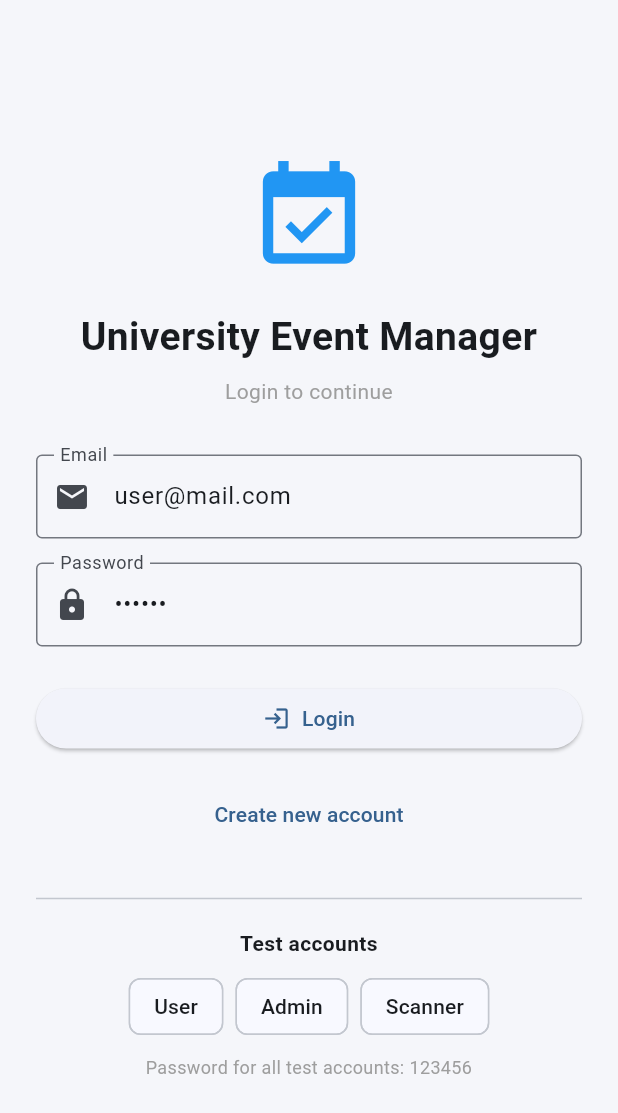
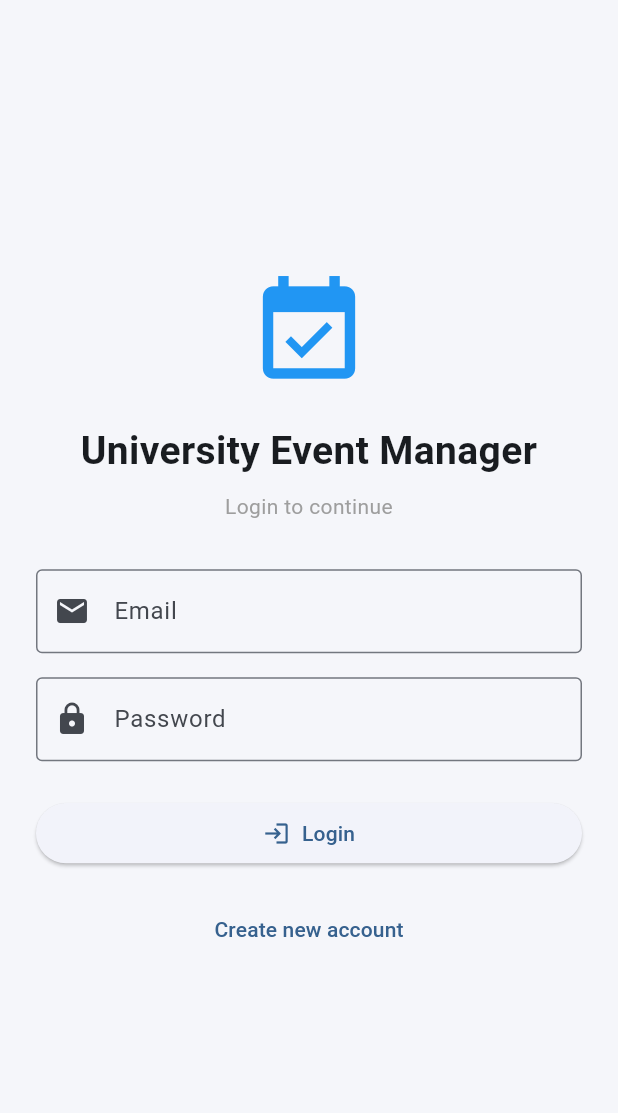
Before and after one commit to amina-wq/cloud-frontend, a Flutter app: the screen it shows after launch, on a phone screen of 412 x 824 dp. Shown: the top 1113 px of the screen. Run offline on Flutter 3.47's test engine with Material 3 defaults, Android fonts, the phone set to English and light mode, and no system bars; our stand-ins replace qr_flutter, shared_preferences.

Commit message:
Clean frontend test data and logout flow

```diff
--- a/lib/screens/auth/login_screen.dart
+++ b/lib/screens/auth/login_screen.dart
@@ -16,10 +16,8 @@ class _LoginScreenState extends State<LoginScreen> {
   final AuthService _authService = AuthService();
   final GlobalKey<FormState> _formKey = GlobalKey<FormState>();
 
-  final TextEditingController emailController =
-  TextEditingController(text: 'user@mail.com');
-  final TextEditingController passwordController =
-  TextEditingController(text: '123456');
+  final TextEditingController emailController = TextEditingController();
+  final TextEditingController passwordController = TextEditingController();
 
   bool isLoading = false;
 
@@ -51,7 +49,9 @@ class _LoginScreenState extends State<LoginScreen> {
       if (!mounted) return;
 
       ScaffoldMessenger.of(context).showSnackBar(
-        SnackBar(content: Text(e.toString().replaceAll('Exception: ', ''))),
+        SnackBar(
+          content: Text(e.toString().replaceAll('Exception: ', '')),
+        ),
       );
     } finally {
       if (mounted) {
@@ -60,13 +60,6 @@ class _LoginScreenState extends State<LoginScreen> {
         });
       }
     }
-  }
-
-  void _fillTestAccount(String email) {
-    setState(() {
-      emailController.text = email;
-      passwordController.text = '123456';
-    });
   }
 
   @override
@@ -109,7 +102,6 @@ class _LoginScreenState extends State<LoginScreen> {
                     style: TextStyle(color: Colors.grey),
                   ),
                   const SizedBox(height: 32),
-
                   TextFormField(
                     controller: emailController,
                     keyboardType: TextInputType.emailAddress,
@@ -121,7 +113,6 @@ class _LoginScreenState extends State<LoginScreen> {
                     validator: Validators.validateEmail,
                   ),
                   const SizedBox(height: 16),
-
                   TextFormField(
                     controller: passwordController,
                     obscureText: true,
@@ -133,7 +124,6 @@ class _LoginScreenState extends State<LoginScreen> {
                     validator: Validators.validatePassword,
                   ),
                   const SizedBox(height: 24),
-
                   AppButton(
                     text: 'Login',
                     icon: Icons.login,
@@ -141,7 +131,6 @@ class _LoginScreenState extends State<LoginScreen> {
                     onPressed: _login,
                   ),
                   const SizedBox(height: 16),
-
                   TextButton(
                     onPressed: isLoading
                         ? null
@@ -149,44 +138,6 @@ class _LoginScreenState extends State<LoginScreen> {
                       Navigator.pushNamed(context, AppRoutes.register);
                     },
                     child: const Text('Create new account'),
-                  ),
-
-                  const SizedBox(height: 24),
-                  const Divider(),
-                  const SizedBox(height: 12),
-
-                  const Text(
-                    'Test accounts',
-                    textAlign: TextAlign.center,
-                    style: TextStyle(fontWeight: FontWeight.bold),
-                  ),
-                  const SizedBox(height: 8),
-
-                  Wrap(
-                    spacing: 8,
-                    runSpacing: 8,
-                    alignment: WrapAlignment.center,
-                    children: [
-                      ActionChip(
-                        label: const Text('User'),
-                        onPressed: () => _fillTestAccount('user@mail.com'),
-                      ),
-                      ActionChip(
-                        label: const Text('Admin'),
-                        onPressed: () => _fillTestAccount('admin@mail.com'),
-                      ),
-                      ActionChip(
-                        label: const Text('Scanner'),
-                        onPressed: () => _fillTestAccount('scanner@mail.com'),
-                      ),
-                    ],
-                  ),
-
-                  const SizedBox(height: 8),
-                  const Text(
-                    'Password for all test accounts: 123456',
-                    textAlign: TextAlign.center,
-                    style: TextStyle(color: Colors.grey, fontSize: 12),
                   ),
                 ],
               ),
```
Also changed, not shown: lib/screens/admin/admin_requests_screen.dart (+9 -2 lines), lib/screens/scanner/scanner_screen.dart (+9 -23 lines), lib/services/api_service.dart (+53 -4 lines).
